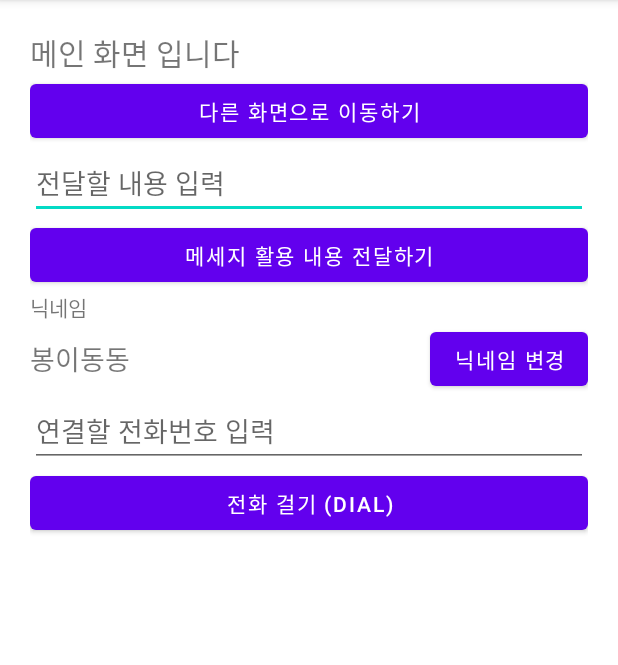
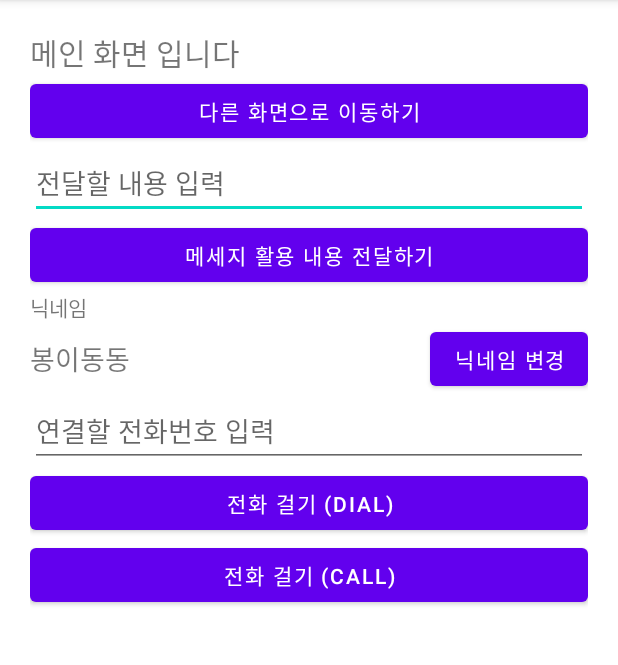
Before and after one commit to dani9210/Intent_20210829, an Android app: the screen it shows after launch (MainActivity), on a phone screen of 412 x 824 dp, the part 84-749 px from its top. Run offline under Robolectric (Android 15) with nearby library versions, the phone set to English and light mode, and no system bars.

Commit message:
CALL 액션체험 - 권한문제로 앱이 죽는다.

```diff
--- a/app/src/main/java/com/nepplus/intent_20210829/MainActivity.kt
+++ b/app/src/main/java/com/nepplus/intent_20210829/MainActivity.kt
@@ -15,6 +15,18 @@ class MainActivity : AppCompatActivity() {
         setContentView(R.layout.activity_main)
 
 
+
+           callBtn.setOnClickListener {
+
+               // 문법상 틀린게 없어도 앱이 죽는다.
+               // 권환 획든해야 정상동작.
+
+               val inputPhoneNum = phoneNumEdt.text.toString()
+               val myUri = Uri.parse("tel:$({inputPhonum}")
+               val myIntent = Intent(Intent.ACTION_CALL, myUri)
+               startActivity(myIntent)
+
+           }
 
         // 전화 걸기 (DIAL)  Intent 활용 예시.
         dialBtn.setOnClickListener {
@@ -95,6 +107,14 @@ class MainActivity : AppCompatActivity() {
     //    완료를 누르건, 최소를 누르건 무조건 실행되는 함수 -> 이 두 상황을 구별하자.
 
 
+
+            }
+
+
+    override fun onActivityResult(requestCode: Int, resultCode: Int, data: data?) {
+        super.onActivityResult(requestCode, resultCode, data)
+    }
+
     // 1.requestCode : int ->startActivityForResult에 넣어준 숫자값이 뭐였는가?
     //     => 어디를 다녀온건지 알려주는 역할.
     //    =>이번에 다녀온게, 닉네임을 받으러 다녀온건지? 상황에 맞는코드.
@@ -115,10 +135,6 @@ class MainActivity : AppCompatActivity() {
 
         val newNickname = data?.getStringExtra("newNickname")
         nicknameTxt.text = newNickname
-            }
-
-
-
 
 
     }
--- a/app/src/main/res/layout/activity_main.xml
+++ b/app/src/main/res/layout/activity_main.xml
@@ -82,6 +82,13 @@
        android:layout_height="wrap_content"
        android:text="전화 걸기 (DIAL)"/>
 
+    <Button
+        android:id="@+id/callBtn"
+        android:layout_width="match_parent"
+        android:layout_height="wrap_content"
+        android:text="전화 걸기 (CALL)"/>
+
+
 
 
 
```
Lines whose indentation alone changed are shown as unchanged.
